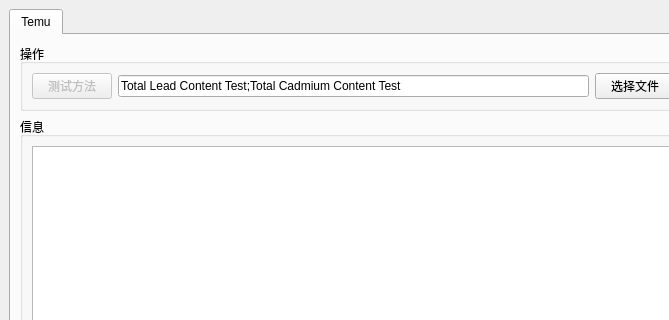
chen-huai/Temu_PDF_Rename_APP, file PDF_Rename_UI.ui: the form before one commit; both pictures show x 0 to 669 and y 0 to 320 of the 793 by 600 pixel window.
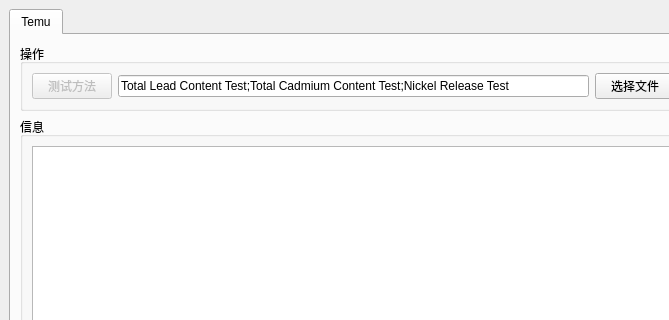
The form after the commit. Icons and pictures are not drawn.

The edit to the form file:
```diff
--- a/PDF_Rename_UI.ui
+++ b/PDF_Rename_UI.ui
@@ -48,7 +48,7 @@
            <item row="0" column="1">
             <widget class="QLineEdit" name="lineEdit">
              <property name="text">
-              <string>Total Lead Content Test;Total Cadmium Content Test</string>
+              <string>Total Lead Content Test;Total Cadmium Content Test;Nickel Release Test</string>
              </property>
             </widget>
            </item>
```
